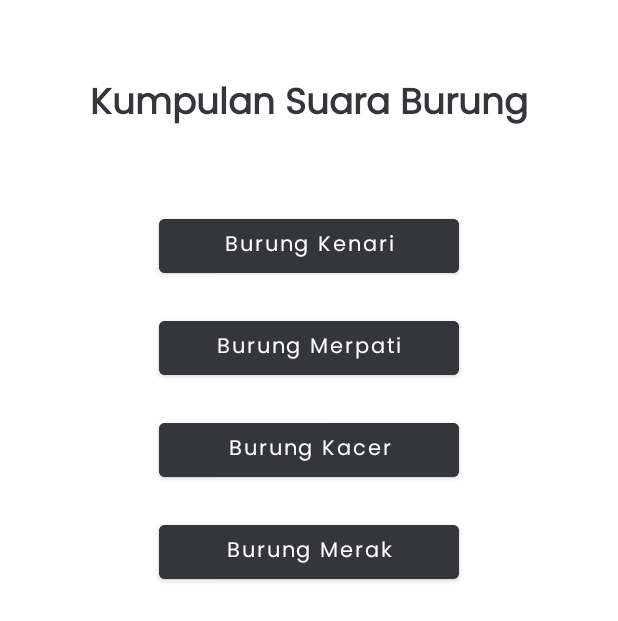
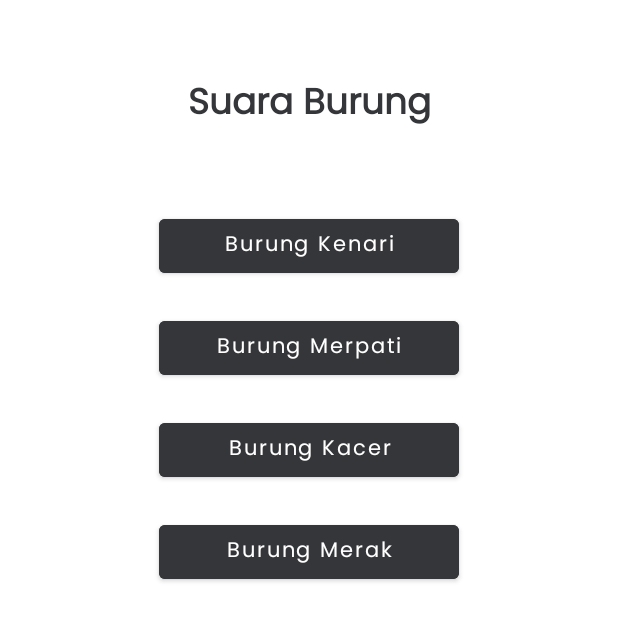
Before and after one commit to naufalsadid/MediaPlayer, an Android app: the screen it shows after launch (MainActivity), on a phone screen of 412 x 824 dp. Shown: the top 621 px of the screen. Run offline under Robolectric (Android 15) with nearby library versions, the phone set to English and light mode, and no system bars.

Commit message:
belajar git

```diff
--- a/app/src/main/res/layout/activity_main.xml
+++ b/app/src/main/res/layout/activity_main.xml
@@ -13,7 +13,7 @@
         android:layout_marginTop="50dp"
         android:fontFamily="@font/poppins_regular"
         android:gravity="center"
-        android:text="Kumpulan Suara Burung"
+        android:text="Suara Burung"
         android:textColor="@color/darkgrey"
         android:textFontWeight="1000"
         android:textSize="24sp" />
```
